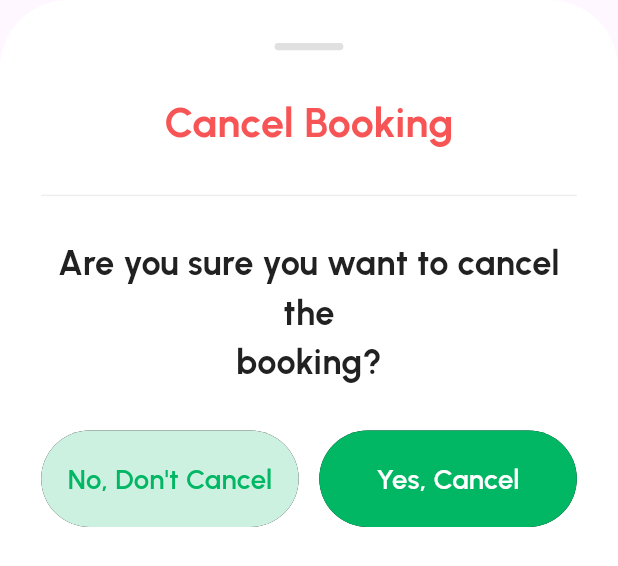
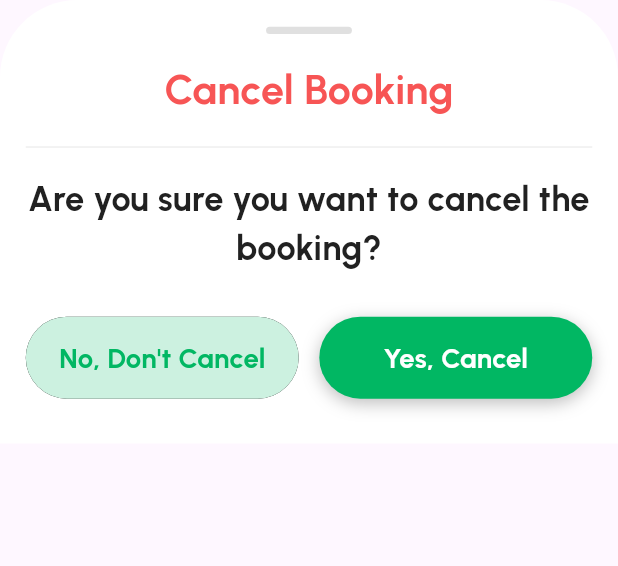
Before and after one commit to tejagalande/ev_point_app, a Flutter app: the CancelBookingBottomSheet widget shown alone on an empty page, opened directly with empty values, on a phone screen of 412 x 824 dp. Shown: the top 566 px of the screen. Run offline on Flutter 3.47's test engine with Material 3 defaults, Android fonts, the phone set to English and light mode, and no system bars; our stand-ins replace camera, custom_rating_bar, dio, dropdown_textfield, flutter_calendar_carousel, flutter_dotenv and 11 more; missing offline and left inert: date_format_field, lazy_load_indexed_stack, phone_input, time_picker_spinner; accounts and stored records are empty.

Commit message:
created cancel booking sheet UI

```diff
--- a/lib/views/main/booking/widgets/cancel_booking_bottom_sheet.dart
+++ b/lib/views/main/booking/widgets/cancel_booking_bottom_sheet.dart
@@ -12,12 +12,12 @@ class CancelBookingBottomSheet extends StatelessWidget {
   @override
   Widget build(BuildContext context) {
     return Container(
-      padding: EdgeInsets.symmetric(horizontal: 24.w, vertical: 24.h),
+      padding: EdgeInsets.only(left: 15.w, right: 15.w, top: 15.h, bottom: 15.h),
       decoration: BoxDecoration(
         color: Colors.white,
         borderRadius: BorderRadius.only(
-          topLeft: Radius.circular(40.r),
-          topRight: Radius.circular(40.r),
+          topLeft: Radius.circular(45.r),
+          topRight: Radius.circular(45.r),
         ),
       ),
       child: Column(
@@ -25,14 +25,14 @@ class CancelBookingBottomSheet extends StatelessWidget {
         children: [
           // Handle bar
           Container(
-            width: 40.w,
+            width: 50.w,
             height: 4.h,
             decoration: BoxDecoration(
               color: AppColor.greyScale300,
-              borderRadius: BorderRadius.circular(2.r),
+              borderRadius: BorderRadius.circular(5.r),
             ),
           ),
-          SizedBox(height: 24.h),
+          SizedBox(height: 15.h),
 
           // Title
           Text(
@@ -40,20 +40,18 @@ class CancelBookingBottomSheet extends StatelessWidget {
             style: TextStyle(
               fontSize: 24.sp,
               fontWeight: FontWeight.bold,
-              color:
-                  AppColor
-                      .error, // Assuming AppColor.error exists, otherwise red
+              color: AppColor.error,
               fontFamily: Constants.urbanistFont,
             ),
           ),
-          SizedBox(height: 24.h),
+          SizedBox(height: 15.h),
 
           Divider(height: 1, color: AppColor.greyScale200),
-          SizedBox(height: 24.h),
+          SizedBox(height: 15.h),
 
           // Message
           Text(
-            'Are you sure you want to cancel the\nbooking?',
+            'Are you sure you want to cancel the booking?',
             textAlign: TextAlign.center,
             style: TextStyle(
               fontSize: 20.sp,
@@ -74,8 +72,9 @@ class CancelBookingBottomSheet extends StatelessWidget {
                   buttonColor: AppColor.primary_100, // Light green
                   textColor: AppColor.primary_900, // Dark green
                   fontSize: 16.sp,
+                  boldText: true,
                   borderRadius: 30.r,
-                  padding: EdgeInsets.symmetric(vertical: 16.h),
+                  padding: EdgeInsets.symmetric(vertical: 12.h),
                 ),
               ),
               SizedBox(width: 12.w),
@@ -88,9 +87,12 @@ class CancelBookingBottomSheet extends StatelessWidget {
                   title: "Yes, Cancel",
                   buttonColor: AppColor.primary_900, // Green
                   textColor: Colors.white,
+
+                  isShadow: true,
+                  boldText: true,
                   fontSize: 16.sp,
                   borderRadius: 30.r,
-                  padding: EdgeInsets.symmetric(vertical: 16.h),
+                  padding: EdgeInsets.symmetric(vertical: 12.h),
                 ),
               ),
             ],
```
